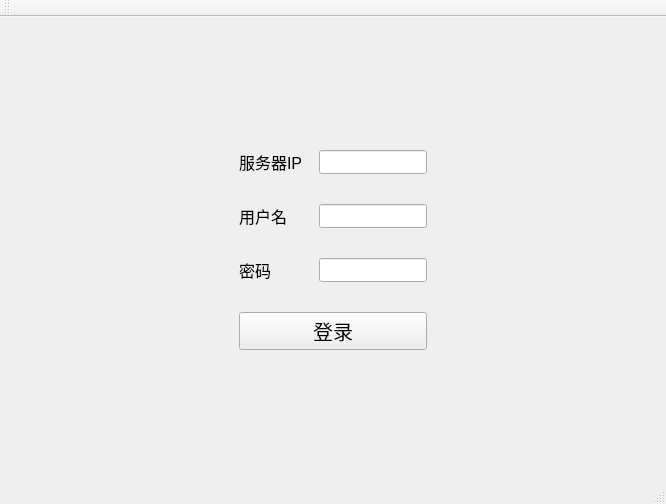
qianfengchen/chat-system, file chat-client/mainwindow.ui: the form before one commit.
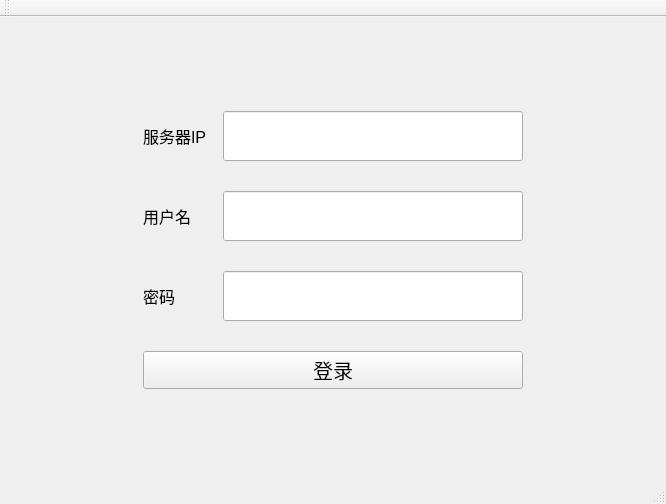
The form after the commit.

Commit message: 调节界面，添加登录返回好友列表

```diff
--- a/chat-client/mainwindow.ui
+++ b/chat-client/mainwindow.ui
@@ -134,8 +134,8 @@
                 </property>
                 <property name="minimumSize">
                  <size>
-                  <width>0</width>
-                  <height>0</height>
+                  <width>300</width>
+                  <height>50</height>
                  </size>
                 </property>
                </widget>
@@ -150,8 +150,8 @@
                 </property>
                 <property name="minimumSize">
                  <size>
-                  <width>0</width>
-                  <height>0</height>
+                  <width>300</width>
+                  <height>50</height>
                  </size>
                 </property>
                </widget>
@@ -166,8 +166,8 @@
                 </property>
                 <property name="minimumSize">
                  <size>
-                  <width>0</width>
-                  <height>0</height>
+                  <width>300</width>
+                  <height>50</height>
                  </size>
                 </property>
                </widget>
```
The commit also changes 4 other files.
